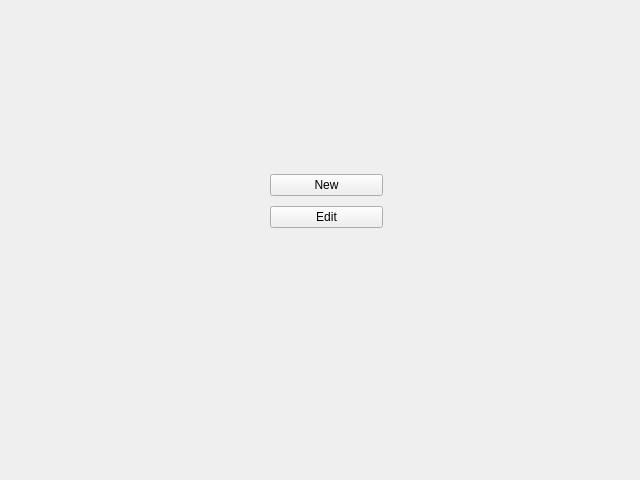
The window that wizard/start.ui (imby/STM32VLDiscovery_BeRTOS) describes before a commit, drawn with Qt 5.
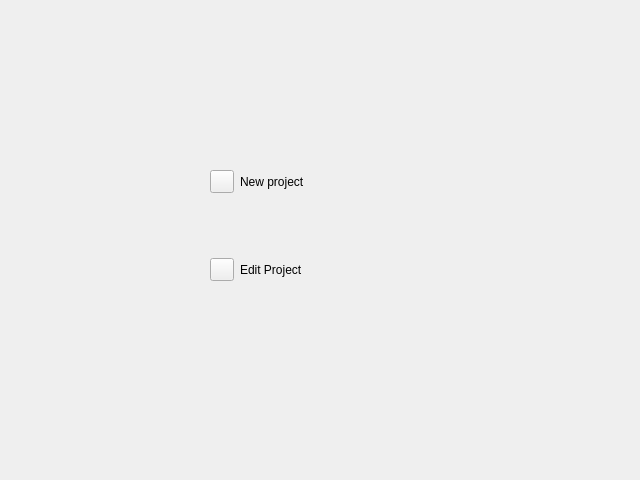
The same window after the commit.

Commit message: Modify the layout of the start page of the wizard

Patch:
```diff
--- a/wizard/start.ui
+++ b/wizard/start.ui
@@ -21,26 +21,60 @@
   <widget class="QWidget" name="" >
    <property name="geometry" >
     <rect>
-     <x>270</x>
-     <y>170</y>
-     <width>113</width>
-     <height>64</height>
+     <x>210</x>
+     <y>140</y>
+     <width>361</width>
+     <height>171</height>
     </rect>
    </property>
    <layout class="QVBoxLayout" name="verticalLayout" >
     <item>
-     <widget class="QPushButton" name="newButton" >
-      <property name="text" >
-       <string>New</string>
-      </property>
-     </widget>
+     <layout class="QHBoxLayout" name="horizontalLayout" >
+      <item>
+       <widget class="QToolButton" name="newButton" >
+        <property name="sizePolicy" >
+         <sizepolicy vsizetype="Fixed" hsizetype="Fixed" >
+          <horstretch>0</horstretch>
+          <verstretch>0</verstretch>
+         </sizepolicy>
+        </property>
+        <property name="text" >
+         <string/>
+        </property>
+       </widget>
+      </item>
+      <item>
+       <widget class="QLabel" name="newDescription" >
+        <property name="text" >
+         <string>New project</string>
+        </property>
+       </widget>
+      </item>
+     </layout>
     </item>
     <item>
-     <widget class="QPushButton" name="editButton" >
-      <property name="text" >
-       <string>Edit</string>
-      </property>
-     </widget>
+     <layout class="QHBoxLayout" name="horizontalLayout_2" >
+      <item>
+       <widget class="QToolButton" name="editButton" >
+        <property name="sizePolicy" >
+         <sizepolicy vsizetype="Fixed" hsizetype="Fixed" >
+          <horstretch>0</horstretch>
+          <verstretch>0</verstretch>
+         </sizepolicy>
+        </property>
+        <property name="text" >
+         <string/>
+        </property>
+       </widget>
+      </item>
+      <item>
+       <widget class="QLabel" name="editDescription" >
+        <property name="text" >
+         <string>Edit Project</string>
+        </property>
+       </widget>
+      </item>
+     </layout>
     </item>
    </layout>
   </widget>
```
